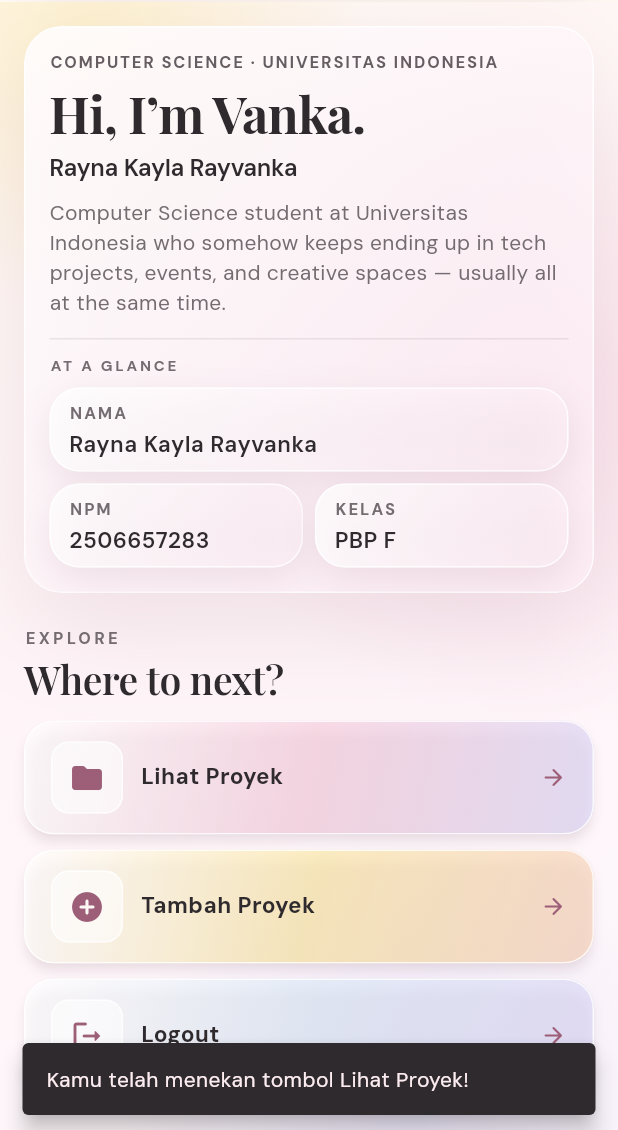
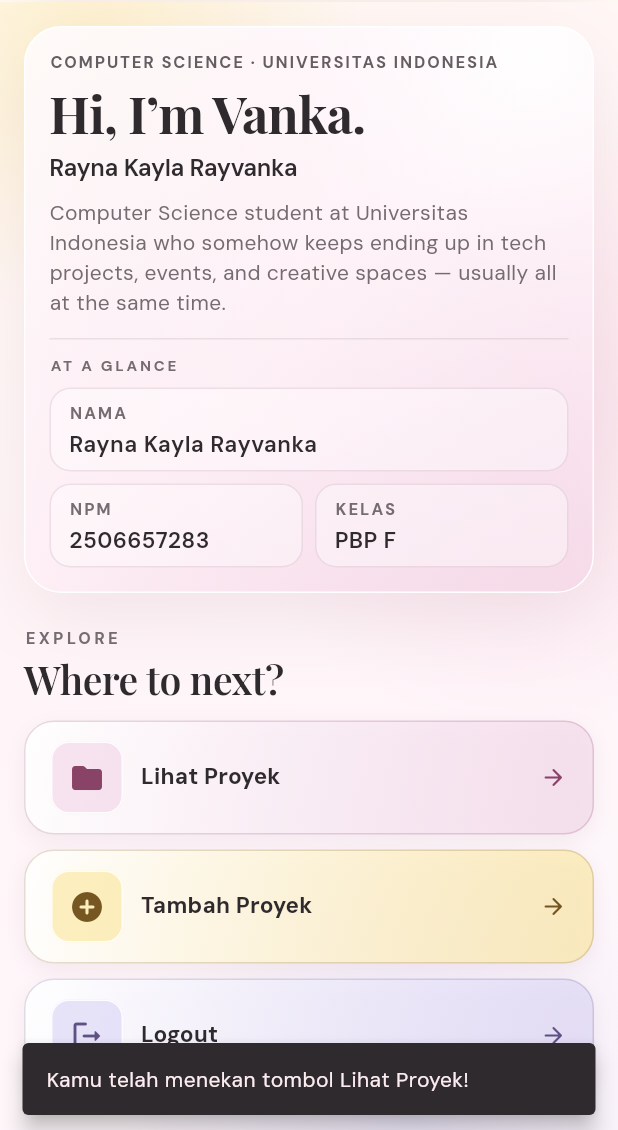
Before and after one commit to raynakyla/myportofolio_mobile, a Flutter app: the screen it shows after launch, after a tap on "Lihat Proyek", on a phone screen of 412 x 824 dp, the part 106-1236 px from its top. Run offline on Flutter 3.47's test engine with Material 3 defaults, Android fonts, the phone set to English and light mode, and no system bars.

Commit message:
style: polish glass portfolio surfaces

```diff
--- a/lib/menu.dart
+++ b/lib/menu.dart
@@ -1,5 +1,3 @@
-import 'dart:ui';
-
 import 'package:flutter/material.dart';
 
 const _compactWidth = 600.0;
@@ -9,20 +7,18 @@ class _PortfolioColors {
   static const pink = Color(0xFFF6CEDD);
   static const yellow = Color(0xFFFBE8A6);
   static const lavender = Color(0xFFDDD8F6);
-  static const peach = Color(0xFFF7D4BF);
-  static const blue = Color(0xFFDCEAF7);
   static const ink = Color(0xFF2F2A2D);
   static const muted = Color(0xFF746C70);
   static const mauve = Color(0xFF9D5F78);
 }
 
 class ItemHomepage {
-  const ItemHomepage(this.name, this.icon, this.startColor, this.endColor);
+  const ItemHomepage(this.name, this.icon, this.accent, this.accentInk);
 
   final String name;
   final IconData icon;
-  final Color startColor;
-  final Color endColor;
+  final Color accent;
+  final Color accentInk;
 }
 
 class MyHomePage extends StatelessWidget {
@@ -36,20 +32,20 @@ class MyHomePage extends StatelessWidget {
     ItemHomepage(
       'Lihat Proyek',
       Icons.folder_rounded,
-      _PortfolioColors.pink,
-      _PortfolioColors.lavender,
+      Color(0xFFF3D9EA),
+      Color(0xFF884366),
     ),
     ItemHomepage(
       'Tambah Proyek',
       Icons.add_circle_rounded,
       _PortfolioColors.yellow,
-      _PortfolioColors.peach,
+      Color(0xFF765621),
     ),
     ItemHomepage(
       'Logout',
       Icons.logout_rounded,
-      _PortfolioColors.blue,
       _PortfolioColors.lavender,
+      Color(0xFF605185),
     ),
   ];
 
@@ -274,31 +270,34 @@ class _HeroCard extends StatelessWidget {
     final isNarrow = MediaQuery.sizeOf(context).width < _compactWidth;
     final radius = BorderRadius.circular(isNarrow ? 25 : 32);
 
-    return Container(
+    return DecoratedBox(
       decoration: BoxDecoration(
         borderRadius: radius,
+        gradient: const LinearGradient(
+          begin: Alignment.topLeft,
+          end: Alignment.bottomRight,
+          colors: [Color(0xE0FFFDFE), Color(0xCCFFF0F7), Color(0xA6F5D1E5)],
+          stops: [0, 0.5, 1],
+        ),
         boxShadow: const [
           BoxShadow(
-            color: Color(0x2489536C),
-            blurRadius: 60,
-            offset: Offset(0, 22),
+            color: Color(0x1C89536C),
+            blurRadius: 42,
+            offset: Offset(0, 16),
           ),
         ],
       ),
-      child: ClipRRect(
-        borderRadius: radius,
-        child: BackdropFilter(
-          filter: ImageFilter.blur(sigmaX: 12, sigmaY: 12),
       child: Container(
         width: double.infinity,
         padding: EdgeInsets.all(isNarrow ? 16 : 48),
         decoration: BoxDecoration(
-              border: Border.all(color: Colors.white.withValues(alpha: 0.82)),
+          border: Border.all(color: const Color(0xF2FFFFFF)),
           borderRadius: radius,
-              gradient: const LinearGradient(
-                begin: Alignment.topLeft,
-                end: Alignment.bottomRight,
-                colors: [Color(0xE6FFFDFE), Color(0xB8FFF0F7)],
+          gradient: const RadialGradient(
+            center: Alignment(0.78, -0.9),
+            radius: 1.05,
+            colors: [Color(0xF5FFFFFF), Color(0x70FFF9FD), Color(0x00FFF9FD)],
+            stops: [0, 0.40, 1],
           ),
         ),
         child: Column(
@@ -369,10 +368,7 @@ class _HeroCard extends StatelessWidget {
                   label: 'Nama',
                   value: 'Rayna Kayla Rayvanka',
                 );
-                    const studentClass = InfoCard(
-                      label: 'Kelas',
-                      value: 'PBP F',
-                    );
+                const studentClass = InfoCard(label: 'Kelas', value: 'PBP F');
                 const cards = [npm, name, studentClass];
 
                 if (isNarrow) {
@@ -432,8 +428,6 @@ class _HeroCard extends StatelessWidget {
           ],
         ),
       ),
-        ),
-      ),
     );
   }
 }
@@ -455,20 +449,9 @@ class InfoCard extends StatelessWidget {
         vertical: isNarrow ? 8 : 15,
       ),
       decoration: BoxDecoration(
-        borderRadius: BorderRadius.circular(20),
-        border: Border.all(color: Colors.white.withValues(alpha: 0.78)),
-        gradient: const LinearGradient(
-          begin: Alignment.topLeft,
-          end: Alignment.bottomRight,
-          colors: [Color(0xC7FFFFFF), Color(0x92FFF2F8)],
-        ),
-        boxShadow: const [
-          BoxShadow(
-            color: Color(0x1F89536C),
-            blurRadius: 20,
-            offset: Offset(0, 8),
-          ),
-        ],
+        color: const Color(0x68FFFEFF),
+        borderRadius: BorderRadius.circular(14),
+        border: Border.all(color: const Color(0x2489506C)),
       ),
       child: Column(
         crossAxisAlignment: CrossAxisAlignment.start,
@@ -506,30 +489,58 @@ class ItemCard extends StatelessWidget {
   @override
   Widget build(BuildContext context) {
     final isNarrow = MediaQuery.sizeOf(context).width < _compactWidth;
+    final radius = BorderRadius.circular(20);
 
-    return Material(
-      color: Colors.transparent,
-      elevation: 3,
-      shadowColor: const Color(0x3389536C),
-      shape: RoundedRectangleBorder(
-        borderRadius: BorderRadius.circular(20),
-        side: BorderSide(color: Colors.white.withValues(alpha: 0.82)),
-      ),
-      clipBehavior: Clip.antiAlias,
-      child: Ink(
+    return DecoratedBox(
       decoration: BoxDecoration(
+        borderRadius: radius,
         gradient: LinearGradient(
           begin: Alignment.topLeft,
           end: Alignment.bottomRight,
           colors: [
-              Colors.white.withValues(alpha: 0.72),
-              item.startColor.withValues(alpha: 0.68),
-              item.endColor.withValues(alpha: 0.72),
+            const Color(0xF5FFFFFF),
+            item.accent.withValues(alpha: 0.70),
           ],
         ),
+        boxShadow: const [
+          BoxShadow(
+            color: Color(0x1689536C),
+            blurRadius: 10,
+            offset: Offset(0, 4),
           ),
-        child: InkWell(
-          onTap: () {
+        ],
+      ),
+      child: OutlinedButton(
+        style: ButtonStyle(
+          backgroundColor: const WidgetStatePropertyAll(Colors.transparent),
+          padding: WidgetStatePropertyAll(
+            EdgeInsets.symmetric(horizontal: 18, vertical: isNarrow ? 12 : 18),
+          ),
+          shape: WidgetStatePropertyAll(
+            RoundedRectangleBorder(borderRadius: radius),
+          ),
+          animationDuration: Duration.zero,
+          splashFactory: NoSplash.splashFactory,
+          side: WidgetStateProperty.resolveWith((states) {
+            if (states.contains(WidgetState.focused)) {
+              return BorderSide(color: item.accentInk, width: 2);
+            }
+            final isHovered = states.contains(WidgetState.hovered);
+            return BorderSide(
+              color: item.accentInk.withValues(alpha: isHovered ? 0.45 : 0.20),
+            );
+          }),
+          overlayColor: WidgetStateProperty.resolveWith((states) {
+            if (states.contains(WidgetState.pressed)) {
+              return item.accentInk.withValues(alpha: 0.16);
+            }
+            if (states.contains(WidgetState.hovered)) {
+              return item.accentInk.withValues(alpha: 0.07);
+            }
+            return Colors.transparent;
+          }),
+        ),
+        onPressed: () {
           final messenger = ScaffoldMessenger.of(context);
           messenger.removeCurrentSnackBar();
           messenger.showSnackBar(
@@ -540,28 +551,17 @@ class ItemCard extends StatelessWidget {
             ),
           );
         },
-          child: Padding(
-            padding: EdgeInsets.symmetric(
-              horizontal: 18,
-              vertical: isNarrow ? 12 : 18,
-            ),
         child: Row(
           children: [
             Container(
               width: 48,
               height: 48,
               decoration: BoxDecoration(
-                    color: Colors.white.withValues(alpha: 0.56),
-                    border: Border.all(
-                      color: Colors.white.withValues(alpha: 0.76),
-                    ),
+                color: item.accent.withValues(alpha: 0.70),
+                border: Border.all(color: Colors.white.withValues(alpha: 0.88)),
                 borderRadius: BorderRadius.circular(12),
               ),
-                  child: Icon(
-                    item.icon,
-                    color: _PortfolioColors.mauve,
-                    size: 24,
-                  ),
+              child: Icon(item.icon, color: item.accentInk, size: 24),
             ),
             const SizedBox(width: 12),
             Expanded(
@@ -576,14 +576,8 @@ class ItemCard extends StatelessWidget {
               ),
             ),
             const SizedBox(width: 6),
-                const Icon(
-                  Icons.arrow_forward_rounded,
-                  color: _PortfolioColors.mauve,
-                  size: 18,
-                ),
+            Icon(Icons.arrow_forward_rounded, color: item.accentInk, size: 18),
           ],
-            ),
-          ),
         ),
       ),
     );
```
Lines whose indentation alone changed are shown as unchanged.
